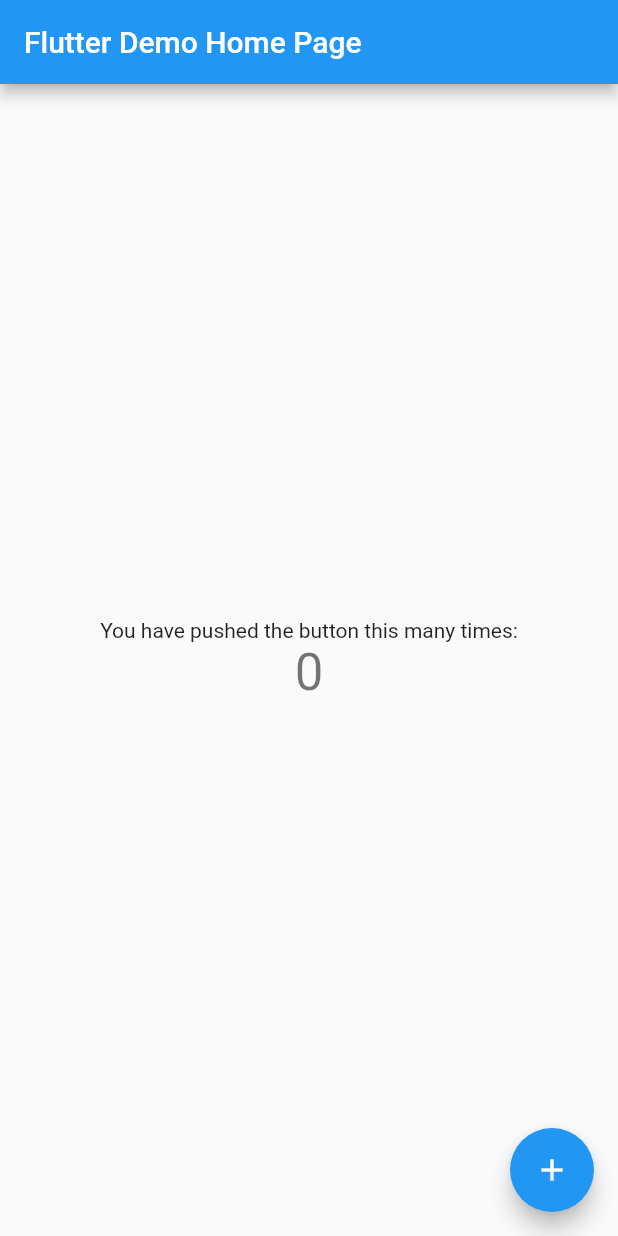
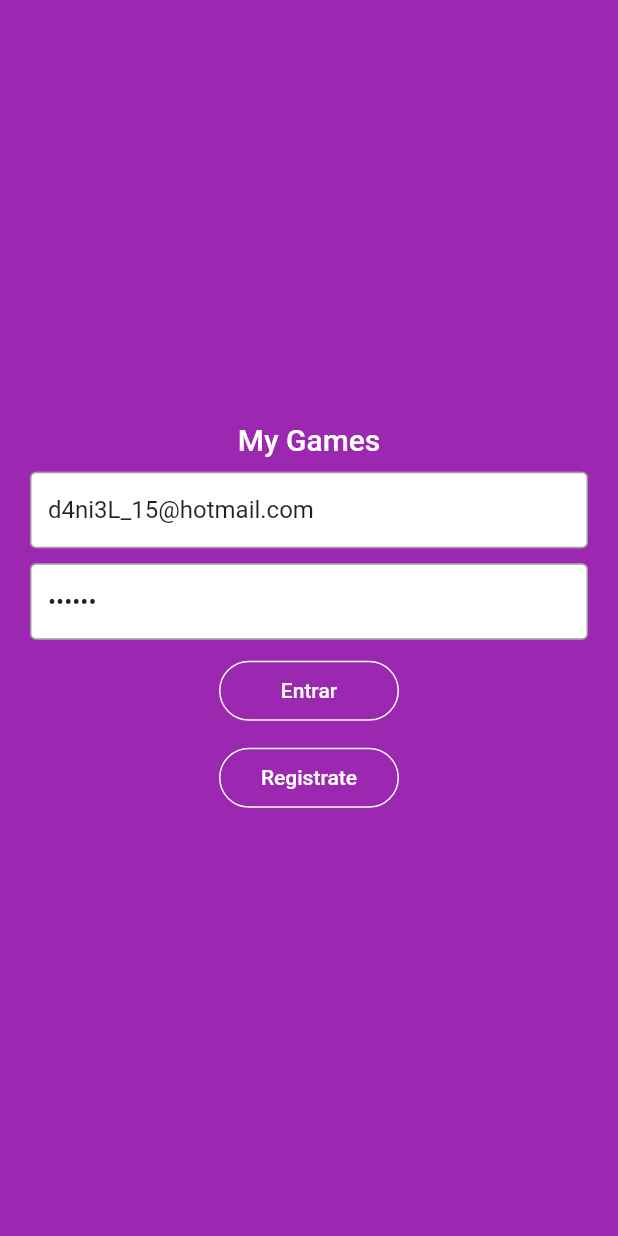
Before and after one commit to Dacostap1/flutterVsNative, a Flutter app: the screen it shows after launch, on a phone screen of 412 x 824 dp. Run offline on Flutter 3.47's test engine with Material 2 defaults, Android fonts, the phone set to English and light mode, and no system bars.

Commit message:
add UI and UX

```diff
--- /dev/null
+++ b/lib/domain/models/auth_user.dart
@@ -0,0 +1,5 @@
+class AuthUser {
+  final String id;
+
+  AuthUser({required this.id});
+}
--- a/lib/main.dart
+++ b/lib/main.dart
@@ -1,4 +1,8 @@
 import 'package:flutter/material.dart';
+import 'package:flutter_vs_native/presentation/auth/home.dart';
+import 'package:flutter_vs_native/presentation/auth/login.dart';
+import 'package:flutter_vs_native/presentation/game/create_game.dart';
+import 'package:flutter_vs_native/presentation/game/edit_game.dart';
 
 void main() {
   runApp(const MyApp());
@@ -22,94 +26,15 @@
         // or simply save your changes to "hot reload" in a Flutter IDE).
         // Notice that the counter didn't reset back to zero; the application
         // is not restarted.
-        primarySwatch: Colors.blue,
+        primarySwatch: Colors.purple,
       ),
-      home: const MyHomePage(title: 'Flutter Demo Home Page'),
+      initialRoute: 'login',
+      routes: {
+        'login': (_) => const LoginPage(),
+        'home': (_) => const HomePage(),
+        'create-game': (_) => const CreateGamePage(),
+        'edit-game': (_) => const EditGamePage(),
+      },
     );
   }
 }
-
-class MyHomePage extends StatefulWidget {
-  const MyHomePage({super.key, required this.title});
-
-  // This widget is the home page of your application. It is stateful, meaning
-  // that it has a State object (defined below) that contains fields that affect
-  // how it looks.
-
-  // This class is the configuration for the state. It holds the values (in this
-  // case the title) provided by the parent (in this case the App widget) and
-  // used by the build method of the State. Fields in a Widget subclass are
-  // always marked "final".
-
-  final String title;
-
-  @override
-  State<MyHomePage> createState() => _MyHomePageState();
-}
-
-class _MyHomePageState extends State<MyHomePage> {
-  int _counter = 0;
-
-  void _incrementCounter() {
-    setState(() {
-      // This call to setState tells the Flutter framework that something has
-      // changed in this State, which causes it to rerun the build method below
-      // so that the display can reflect the updated values. If we changed
-      // _counter without calling setState(), then the build method would not be
-      // called again, and so nothing would appear to happen.
-      _counter++;
-    });
-  }
-
-  @override
-  Widget build(BuildContext context) {
-    // This method is rerun every time setState is called, for instance as done
-    // by the _incrementCounter method above.
-    //
-    // The Flutter framework has been optimized to make rerunning build methods
-    // fast, so that you can just rebuild anything that needs updating rather
-    // than having to individually change instances of widgets.
-    return Scaffold(
-      appBar: AppBar(
-        // Here we take the value from the MyHomePage object that was created by
-        // the App.build method, and use it to set our appbar title.
-        title: Text(widget.title),
-      ),
-      body: Center(
-        // Center is a layout widget. It takes a single child and positions it
-        // in the middle of the parent.
-        child: Column(
-          // Column is also a layout widget. It takes a list of children and
-          // arranges them vertically. By default, it sizes itself to fit its
-          // children horizontally, and tries to be as tall as its parent.
-          //
-          // Invoke "debug painting" (press "p" in the console, choose the
-          // "Toggle Debug Paint" action from the Flutter Inspector in Android
-          // Studio, or the "Toggle Debug Paint" command in Visual Studio Code)
-          // to see the wireframe for each widget.
-          //
-          // Column has various properties to control how it sizes itself and
-          // how it positions its children. Here we use mainAxisAlignment to
-          // center the children vertically; the main axis here is the vertical
-          // axis because Columns are vertical (the cross axis would be
-          // horizontal).
-          mainAxisAlignment: MainAxisAlignment.center,
-          children: <Widget>[
-            const Text(
-              'You have pushed the button this many times:',
-            ),
-            Text(
-              '$_counter',
-              style: Theme.of(context).textTheme.headline4,
-            ),
-          ],
-        ),
-      ),
-      floatingActionButton: FloatingActionButton(
-        onPressed: _incrementCounter,
-        tooltip: 'Increment',
-        child: const Icon(Icons.add),
-      ), // This trailing comma makes auto-formatting nicer for build methods.
-    );
-  }
-}
--- /dev/null
+++ b/lib/presentation/auth/login.dart
@@ -0,0 +1,103 @@
+import 'package:flutter/material.dart';
+
+class LoginPage extends StatefulWidget {
+  const LoginPage({super.key});
+
+  @override
+  State<LoginPage> createState() => _LoginPageState();
+}
+
+class _LoginPageState extends State<LoginPage> {
+  final _emailController = TextEditingController();
+  final _passwordController = TextEditingController();
+
+  @override
+  void initState() {
+    _emailController.text = 'd4ni3L_15@hotmail.com';
+    _passwordController.text = '123456';
+    super.initState();
+  }
+
+  @override
+  Widget build(BuildContext context) {
+    return Scaffold(
+      backgroundColor: Colors.purple.shade500,
+      body: Container(
+        padding: const EdgeInsets.all(20),
+        child: Column(
+          mainAxisAlignment: MainAxisAlignment.center,
+          children: [
+            Text(
+              'My Games',
+              style: Theme.of(context)
+                  .textTheme
+                  .titleLarge
+                  ?.copyWith(color: Colors.white),
+            ),
+            const SizedBox(height: 10),
+            Material(
+              color: Colors.white,
+              borderRadius: BorderRadius.circular(4),
+              child: TextFormField(
+                keyboardType: TextInputType.emailAddress,
+                controller: _emailController,
+                decoration: const InputDecoration(
+                  isDense: true,
+                  border: OutlineInputBorder(
+                    borderSide: BorderSide(color: Colors.white),
+                  ),
+                  focusedBorder: OutlineInputBorder(
+                    borderSide: BorderSide(color: Colors.white),
+                  ),
+                ),
+              ),
+            ),
+            const SizedBox(height: 10),
+            Material(
+              color: Colors.white,
+              borderRadius: BorderRadius.circular(4),
+              child: TextFormField(
+                keyboardType: TextInputType.visiblePassword,
+                obscureText: true,
+                decoration: const InputDecoration(
+                  isDense: true,
+                  border: OutlineInputBorder(
+                    borderSide: BorderSide(color: Colors.white),
+                  ),
+                  focusedBorder: OutlineInputBorder(
+                    borderSide: BorderSide(color: Colors.white),
+                  ),
+                ),
+                controller: _passwordController,
+              ),
+            ),
+            const SizedBox(height: 10),
+            OutlinedButton(
+              style: OutlinedButton.styleFrom(
+                foregroundColor: Colors.white,
+                shape: const StadiumBorder(),
+                side: const BorderSide(width: 1, color: Colors.white),
+                fixedSize: const Size(120, 40),
+              ),
+              onPressed: () {
+                Navigator.pushReplacementNamed(context, 'home');
+              },
+              child: const Text('Entrar'),
+            ),
+            const SizedBox(height: 10),
+            OutlinedButton(
+              style: OutlinedButton.styleFrom(
+                foregroundColor: Colors.white,
+                shape: const StadiumBorder(),
+                side: const BorderSide(width: 1, color: Colors.white),
+                fixedSize: const Size(120, 40),
+              ),
+              onPressed: () {},
+              child: const Text('Registrate'),
+            )
+          ],
+        ),
+      ),
+    );
+  }
+}
```
Also changed, not shown: lib/domain/models/game.dart (added, +12 -0 lines), lib/domain/repository/auth_repository.dart (added, +12 -0 lines), lib/domain/repository/game_repository.dart (added, +22 -0 lines), lib/domain/repository/storage_repository.dart (added, +11 -0 lines), lib/presentation/auth/home.dart (added, +101 -0 lines), lib/presentation/game/create_game.dart (added, +104 -0 lines), lib/presentation/game/edit_game.dart (added, +104 -0 lines), lib/presentation/widgets/game_card.dart (added, +46 -0 lines).
